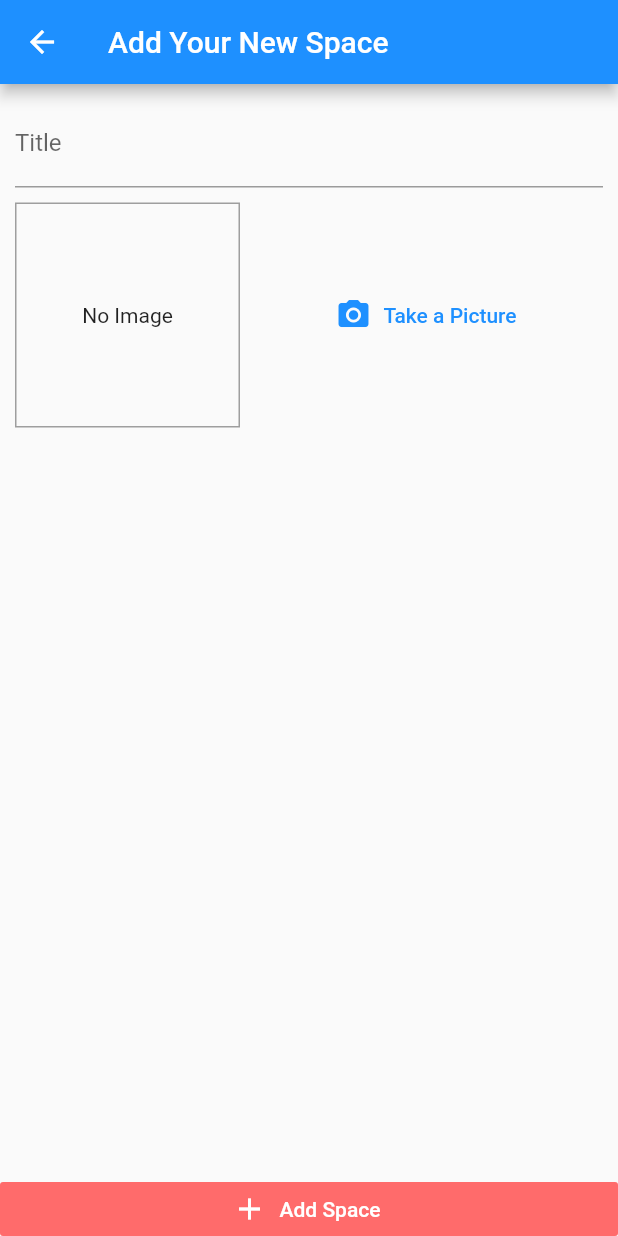
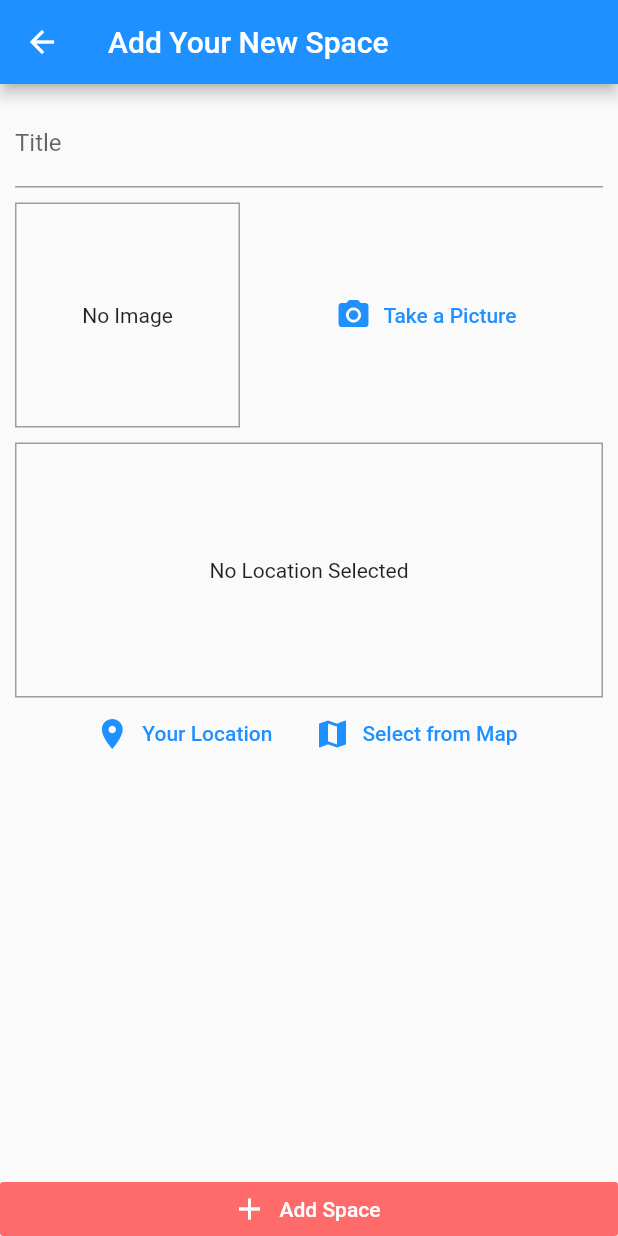
Before and after one commit to asbn223/GMAPS, a Flutter app: the screen it shows after launch, after a tap on the "add" icon, on a phone screen of 412 x 824 dp. Run offline on Flutter 3.47's test engine with Material 2 defaults, Android fonts, the phone set to English and light mode, and no system bars; our stand-ins replace image_picker, location, sqflite; accounts and stored records are empty.

Commit message:
Database has been added for adding and fetching data locally

```diff
--- /dev/null
+++ b/lib/helper/db_helper.dart
@@ -0,0 +1,31 @@
+import 'package:path/path.dart' as path;
+import 'package:sqflite/sqflite.dart' as sql;
+
+class DBHelper {
+  //Opening the data base if there is or creates the database
+  static Future<sql.Database> database() async {
+    final dbPath = await sql.getDatabasesPath();
+    return sql.openDatabase(
+      path.join(dbPath, "spaces.db"),
+      onCreate: (db, version) {
+        return db.execute(
+          'CREATE TABLE user_spaces(id TEXT PRIMARY KEY, title Text, img Text)',
+        );
+      },
+      version: 1,
+    );
+  }
+
+  // Insert data into the table of the database
+  static Future<void> insert(String table, Map<String, Object> data) async {
+    final db = await DBHelper.database();
+    await db.insert(table, data,
+        conflictAlgorithm: sql.ConflictAlgorithm.replace);
+  }
+
+  //Get data from the table of the database
+  static Future<List<Map<String, dynamic>>> getdata(String table) async {
+    final db = await DBHelper.database();
+    return db.query(table);
+  }
+}
--- a/lib/provider/map_spaces.dart
+++ b/lib/provider/map_spaces.dart
@@ -1,6 +1,7 @@
 import 'dart:io';
 
 import 'package:flutter/material.dart';
+import 'package:gmaps/helper/db_helper.dart';
 import 'package:gmaps/model/space.dart';
 
 class MapSpaces with ChangeNotifier {
@@ -19,5 +20,24 @@ class MapSpaces with ChangeNotifier {
     );
     _mapItems.add(newSpace);
     notifyListeners();
+    DBHelper.insert('user_spaces', {
+      'id': newSpace.id,
+      'title': newSpace.title,
+      'img': newSpace.img.path,
+    });
+  }
+
+  //Fetching data from the database
+  Future<void> fetchandSetSpace() async {
+    final spaceList = await DBHelper.getdata('user_spaces');
+    _mapItems = spaceList
+        .map((item) => Space(
+              id: item['id'],
+              title: item['title'],
+              img: File(item['img']),
+              location: null,
+            ))
+        .toList();
+    notifyListeners();
   }
 }
--- a/lib/screens/add_space_screen.dart
+++ b/lib/screens/add_space_screen.dart
@@ -3,6 +3,7 @@ import 'dart:io';
 import 'package:flutter/material.dart';
 import 'package:gmaps/provider/map_spaces.dart';
 import 'package:gmaps/widget/image_input.dart';
+import 'package:gmaps/widget/space_input.dart';
 import 'package:provider/provider.dart';
 
 class AddSpaceScreen extends StatefulWidget {
@@ -53,7 +54,13 @@ class _AddSpaceScreenState extends State<AddSpaceScreen> {
                     SizedBox(
                       height: 10,
                     ),
-                    ImageInput(onSelectedImage: _selectedImge),
+                    ImageInput(
+                      onSelectedImage: _selectedImge,
+                    ),
+                    SizedBox(
+                      height: 10,
+                    ),
+                    SpaceInput(),
                   ],
                 ),
               ),
--- a/lib/screens/space_list_screen.dart
+++ b/lib/screens/space_list_screen.dart
@@ -19,8 +19,18 @@ class SpaceListScreen extends StatelessWidget {
           ),
         ],
       ),
-      body: Consumer<MapSpaces>(
-        builder: (BuildContext context, MapSpaces mapSpaces, Widget child) =>
+      body: FutureBuilder(
+        future:
+            Provider.of<MapSpaces>(context, listen: false).fetchandSetSpace(),
+        builder: (context, snapShot) {
+          if (snapShot.connectionState == ConnectionState.waiting) {
+            return Center(
+              child: CircularProgressIndicator(),
+            );
+          } else {
+            return Consumer<MapSpaces>(
+              builder: (BuildContext context, MapSpaces mapSpaces,
+                      Widget child) =>
                   mapSpaces.mapItems.length <= 0
                       ? child
                       : ListView.builder(
@@ -40,6 +50,9 @@ class SpaceListScreen extends StatelessWidget {
               child: Center(
                 child: const Text("There are no map spaces."),
               ),
+            );
+          }
+        },
       ),
     );
   }
--- a/lib/widget/image_input.dart
+++ b/lib/widget/image_input.dart
@@ -23,6 +23,10 @@ class _ImageInputState extends State<ImageInput> {
       maxWidth: 600,
       imageQuality: 9,
     );
+
+    if (img == null) {
+      return;
+    }
 
     setState(() {
       _storedImage = File(img.path);
--- /dev/null
+++ b/lib/widget/space_input.dart
@@ -0,0 +1,60 @@
+import 'package:flutter/material.dart';
+import 'package:location/location.dart';
+
+class SpaceInput extends StatefulWidget {
+  @override
+  _SpaceInputState createState() => _SpaceInputState();
+}
+
+class _SpaceInputState extends State<SpaceInput> {
+  String _previewImageUrl;
+
+  Future<void> _getUserLocation() async {
+    final locData = await Location().getLocation();
+    print(locData.latitude);
+    print(locData.latitude);
+  }
+
+  @override
+  Widget build(BuildContext context) {
+    return Column(
+      children: <Widget>[
+        Container(
+          alignment: Alignment.center,
+          height: 170,
+          width: double.infinity,
+          decoration: BoxDecoration(
+            border: Border.all(color: Colors.grey, width: 1),
+          ),
+          child: _previewImageUrl == null
+              ? Text(
+                  "No Location Selected",
+                  textAlign: TextAlign.center,
+                )
+              : Image.network(
+                  _previewImageUrl,
+                  fit: BoxFit.cover,
+                  width: double.infinity,
+                ),
+        ),
+        Row(
+          mainAxisAlignment: MainAxisAlignment.center,
+          children: <Widget>[
+            FlatButton.icon(
+              onPressed: _getUserLocation,
+              icon: Icon(Icons.location_on),
+              label: Text("Your Location"),
+              textColor: Theme.of(context).primaryColor,
+            ),
+            FlatButton.icon(
+              onPressed: () {},
+              icon: Icon(Icons.map),
+              label: Text("Select from Map"),
+              textColor: Theme.of(context).primaryColor,
+            ),
+          ],
+        )
+      ],
+    );
+  }
+}
--- a/pubspec.yaml
+++ b/pubspec.yaml
@@ -31,6 +31,8 @@ dependencies:
   image_picker: ^0.6.7+1
   path_provider: ^1.6.10
   provider: ^4.1.3
+  sqflite: ^1.3.1
+  location: ^3.0.2
 
 dev_dependencies:
   flutter_test:
```
Also changed, not shown: pubspec.lock, 2 other files. Lines whose indentation alone changed are shown as unchanged.
